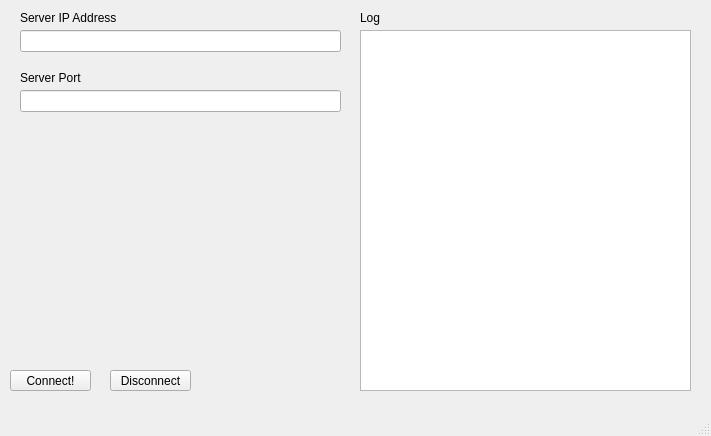
This is client-app/mainwindow.ui in Team-Redstoners/wirecraft as Qt 5 draws it before an edit. The edited form follows.
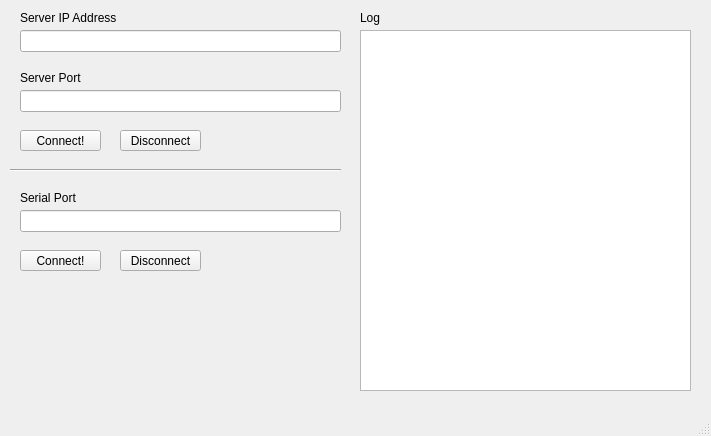
This is the edited form.

Commit message: Implement serial port communication and forwarding over TCP

```diff
--- a/client-app/mainwindow.ui
+++ b/client-app/mainwindow.ui
@@ -63,8 +63,8 @@
    <widget class="QPushButton" name="connectPushButton">
     <property name="geometry">
      <rect>
-      <x>10</x>
-      <y>370</y>
+      <x>20</x>
+      <y>130</y>
       <width>81</width>
       <height>21</height>
      </rect>
@@ -102,8 +102,70 @@
    <widget class="QPushButton" name="disconnectPushButton">
     <property name="geometry">
      <rect>
-      <x>110</x>
-      <y>370</y>
+      <x>120</x>
+      <y>130</y>
+      <width>81</width>
+      <height>21</height>
+     </rect>
+    </property>
+    <property name="text">
+     <string>Disconnect</string>
+    </property>
+   </widget>
+   <widget class="QLineEdit" name="serialPortLineEdit">
+    <property name="geometry">
+     <rect>
+      <x>20</x>
+      <y>210</y>
+      <width>321</width>
+      <height>22</height>
+     </rect>
+    </property>
+   </widget>
+   <widget class="QLabel" name="serialPortLabel">
+    <property name="geometry">
+     <rect>
+      <x>20</x>
+      <y>190</y>
+      <width>321</width>
+      <height>16</height>
+     </rect>
+    </property>
+    <property name="text">
+     <string>Serial Port</string>
+    </property>
+   </widget>
+   <widget class="Line" name="line">
+    <property name="geometry">
+     <rect>
+      <x>10</x>
+      <y>160</y>
+      <width>331</width>
+      <height>20</height>
+     </rect>
+    </property>
+    <property name="orientation">
+     <enum>Qt::Horizontal</enum>
+    </property>
+   </widget>
+   <widget class="QPushButton" name="serialConnectPushButton">
+    <property name="geometry">
+     <rect>
+      <x>20</x>
+      <y>250</y>
+      <width>81</width>
+      <height>21</height>
+     </rect>
+    </property>
+    <property name="text">
+     <string>Connect!</string>
+    </property>
+   </widget>
+   <widget class="QPushButton" name="serialDisconnectPushButton">
+    <property name="geometry">
+     <rect>
+      <x>120</x>
+      <y>250</y>
       <width>81</width>
       <height>21</height>
      </rect>
```
Left out of the diff: 6 changed lines with no effect on the pictures. The commit also changes 5 other files.
